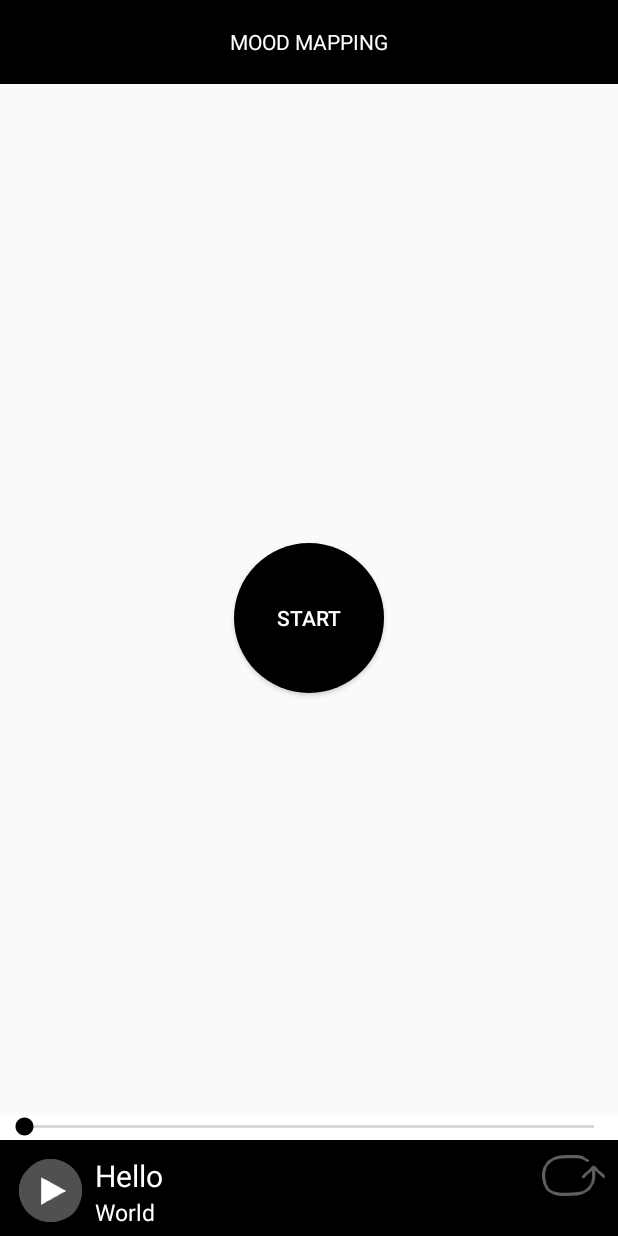
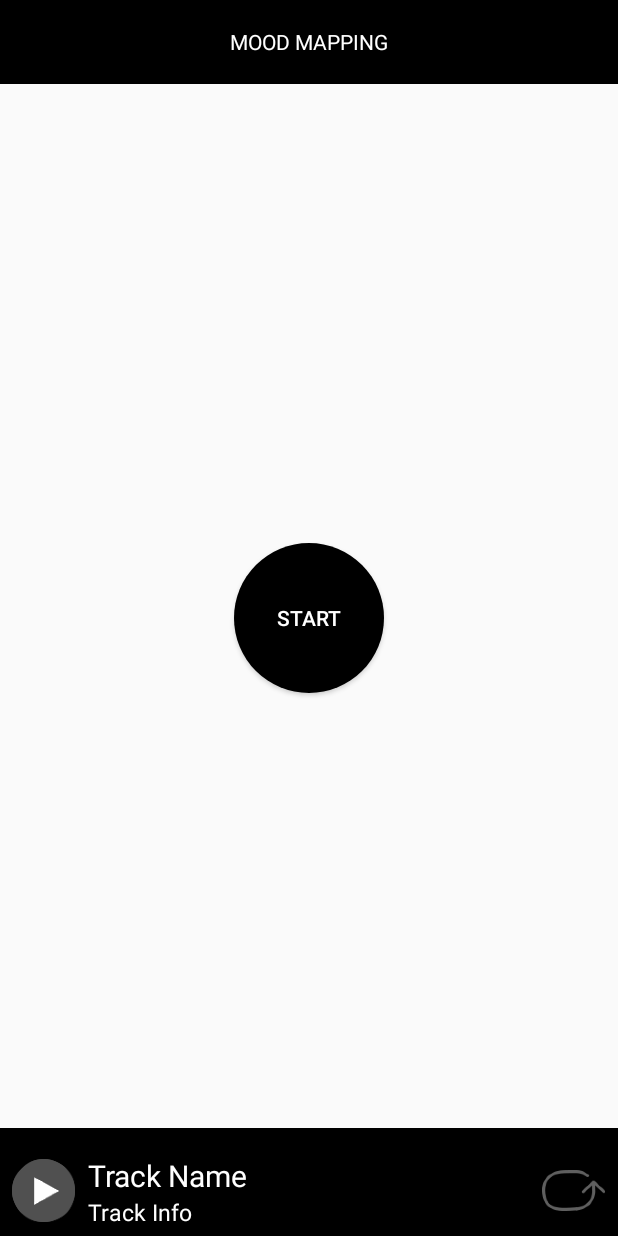
Before and after one commit to PoojashreeHR/MusicEscapeRepo, an Android app: the screen it shows after launch (MoodMappingActivity), on a phone screen of 412 x 824 dp. Run offline under Robolectric (Android 15) with nearby library versions, the phone set to English and light mode, and no system bars; 3 statements that could not run were skipped.

Commit message:
Base music activity

```diff
--- a/app/src/main/AndroidManifest.xml
+++ b/app/src/main/AndroidManifest.xml
@@ -2,8 +2,9 @@
 <manifest xmlns:android="http://schemas.android.com/apk/res/android"
     package="com.agiliztech.musicescape">
 
-    <uses-permission android:name="android.permission.READ_EXTERNAL_STORAGE"/>
+    <uses-permission android:name="android.permission.READ_EXTERNAL_STORAGE" />
     <uses-permission android:name="android.permission.WAKE_LOCK" />
+
     <application
         android:name=".MainApplication"
         android:allowBackup="true"
@@ -14,11 +15,14 @@
         <activity android:name=".activity.MoodMappingActivity">
             <intent-filter>
                 <action android:name="android.intent.action.MAIN" />
+
                 <category android:name="android.intent.category.LAUNCHER" />
             </intent-filter>
         </activity>
 
         <service android:name=".musicservices.MusicService" />
+
+        <activity android:name=".activity.BaseMusicActivity" />
     </application>
 
 </manifest>
--- a/app/src/main/res/layout/layout_for_playing_controls.xml
+++ b/app/src/main/res/layout/layout_for_playing_controls.xml
@@ -11,7 +11,7 @@
         android:layout_width="match_parent"
         android:layout_height="wrap_content"
         android:id="@+id/seek_bar"
-        android:background="@android:color/white"
+        android:background="@android:color/transparent"
         />
 
     <ImageButton
@@ -20,40 +20,47 @@
         android:layout_below="@id/seek_bar"
         android:src="@mipmap/play_not_found"
         android:background="@null"
+        android:layout_marginLeft="5dp"
         android:id="@+id/btn_play_pause"
-        android:layout_marginTop="10dp"
-        android:layout_marginLeft="10dp"
+        android:layout_centerVertical="true"
+
         />
-    <TextView
-        android:layout_marginTop="10dp"
+    <LinearLayout
         android:layout_width="wrap_content"
         android:layout_height="wrap_content"
-        android:layout_below="@id/seek_bar"
         android:layout_toEndOf="@id/btn_play_pause"
         android:layout_toRightOf="@id/btn_play_pause"
-        android:text="Hello"
+        android:layout_below="@id/seek_bar"
+        android:layout_centerVertical="true"
+        android:layout_marginLeft="5dp"
+        android:orientation="vertical">
+
+        <TextView
+            android:layout_width="wrap_content"
+            android:layout_height="wrap_content"
+            android:text="Track Name"
             android:textSize="20sp"
             android:textColor="@android:color/white"
             android:id="@+id/tv_songname"
-        android:layout_marginLeft="5dp"
+
             />
         <TextView
             android:layout_width="wrap_content"
             android:layout_height="wrap_content"
             android:layout_below="@id/tv_songname"
-        android:layout_toEndOf="@id/btn_play_pause"
-        android:layout_toRightOf="@id/btn_play_pause"
-        android:text="World"
+            android:text="Track Info"
             android:textSize="15sp"
             android:textColor="@android:color/white"
-        android:layout_marginLeft="5dp"
             android:id="@+id/tv_song_detail"
             />
+
+    </LinearLayout>
+
     <ImageButton
         android:layout_width="wrap_content"
         android:layout_height="wrap_content"
         android:layout_alignParentRight="true"
-        android:layout_centerInParent="true"
+        android:layout_centerVertical="true"
         android:src="@mipmap/loop_not_select"
         android:background="@null"
         android:layout_below="@id/seek_bar"
```
Also changed, not shown: app/src/main/java/com/agiliztech/musicescape/activity/BaseMusicActivity.java (added, +166 -0 lines), app/src/main/res/layout/activity_base_music.xml (added, +21 -0 lines). Lines whose indentation alone changed are shown as unchanged.
